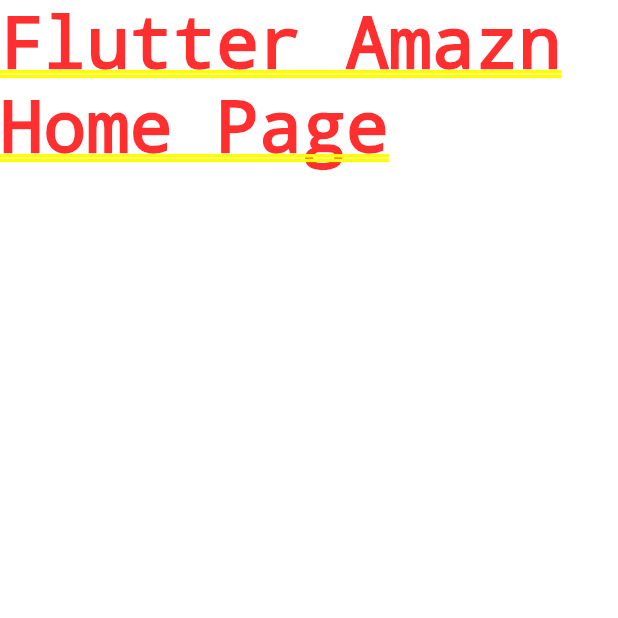
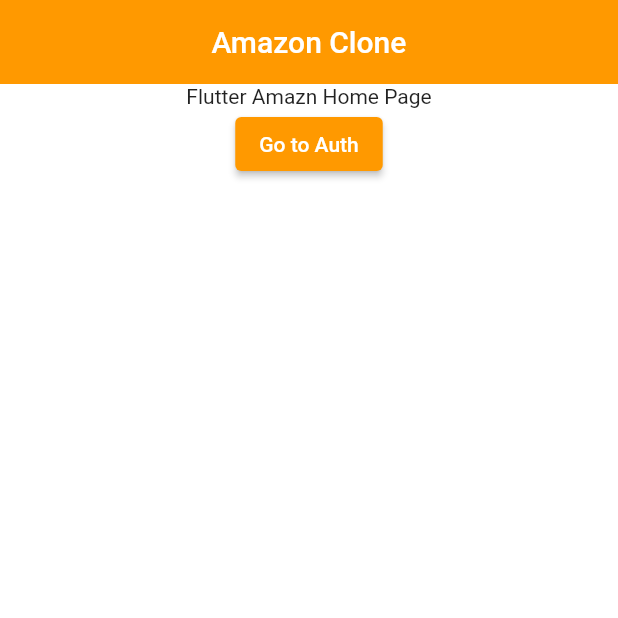
Before and after one commit to jasimameen/amazon_clone, a Flutter app: the screen it shows after launch, on a phone screen of 412 x 824 dp, the top half of it. Run offline on Flutter 3.47's test engine with Material 2 defaults, Android fonts, the phone set to English and light mode, and no system bars.

Commit message:
auth ui base

```diff
--- /dev/null
+++ b/lib/constants/constants.dart
@@ -0,0 +1,5 @@
+// sizedBoxes
+import 'package:flutter/material.dart';
+
+/// render a whitespace
+const dummyHeight = SizedBox(height: 10);
--- /dev/null
+++ b/lib/constants/global_vaiables.dart
@@ -0,0 +1,21 @@
+import 'package:flutter/material.dart';
+
+/// contains all the static variables
+///
+/// eg: Colors, images, Styles... etc
+class GlobalVariables {
+  // COLORS
+  static const appBarGradient = LinearGradient(
+    colors: [
+      Color.fromARGB(255, 29, 201, 192),
+      Color.fromARGB(255, 125, 221, 216),
+    ],
+    stops: [0.5, 1.0],
+  );
+
+  static const secondaryColor = Color.fromRGBO(255, 153, 0, 1);
+  static const backgroundColor = Colors.white;
+  static const Color greyBackgroundCOlor = Color(0xffebecee);
+  static var selectedNavBarColor = Colors.cyan[800]!;
+  static const unselectedNavBarColor = Colors.black87;
+}
--- a/lib/main.dart
+++ b/lib/main.dart
@@ -1,3 +1,6 @@
+import 'package:amazon_clone/constants/global_vaiables.dart';
+import 'package:amazon_clone/features/auth/screens/auth_screen.dart';
+import 'package:amazon_clone/router.dart';
 import 'package:flutter/material.dart';
 
 void main() {
@@ -13,9 +16,46 @@ class MyApp extends StatelessWidget {
       debugShowCheckedModeBanner: false,
       title: 'Amazon Clone',
       theme: ThemeData(
-        primarySwatch: Colors.blue,
+        scaffoldBackgroundColor: GlobalVariables.backgroundColor,
+
+        colorScheme: const ColorScheme.light(
+          primary: GlobalVariables.secondaryColor,
+        ),
+
+        // appBar theme
+        appBarTheme: const AppBarTheme(
+          elevation: 0,
+          centerTitle: true,
+          iconTheme: IconThemeData(color: Colors.black),
+        ),
+
+        //
+        radioTheme: RadioThemeData(
+          fillColor: MaterialStateColor.resolveWith(
+              (states) => GlobalVariables.secondaryColor),
+        ),
       ),
-      home: const Text('Flutter Amazn Home Page'),
+      home: Scaffold(
+        appBar: AppBar(
+          title: const Text('Amazon Clone'),
+        ),
+        body: Center(
+            child: Column(
+          children: [
+            const Text('Flutter Amazn Home Page'),
+            Builder(builder: (context) {
+              return ElevatedButton(
+                  onPressed: () {
+                    Navigator.pushNamed(context, AuthScreen.routeName);
+                  },
+                  child: const Text('Go to Auth'));
+            })
+          ],
+        )),
+      ),
+
+      // routing
+      onGenerateRoute: (settings) => generateRoute(settings),
     );
   }
 }
```
Also changed, not shown: lib/common/widgets/custom_button.dart (added, +23 -0 lines), lib/common/widgets/custom_textfield.dart (added, +37 -0 lines), lib/features/auth/screens/auth_screen.dart (added, +151 -0 lines), lib/router.dart (added, +20 -0 lines).
